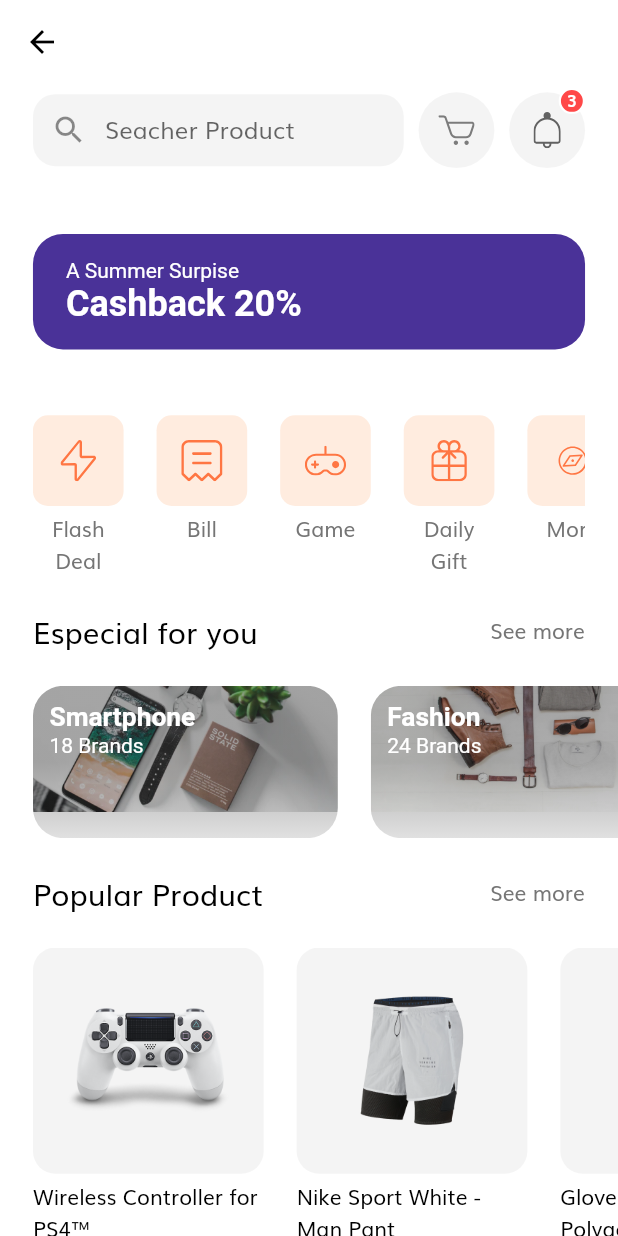
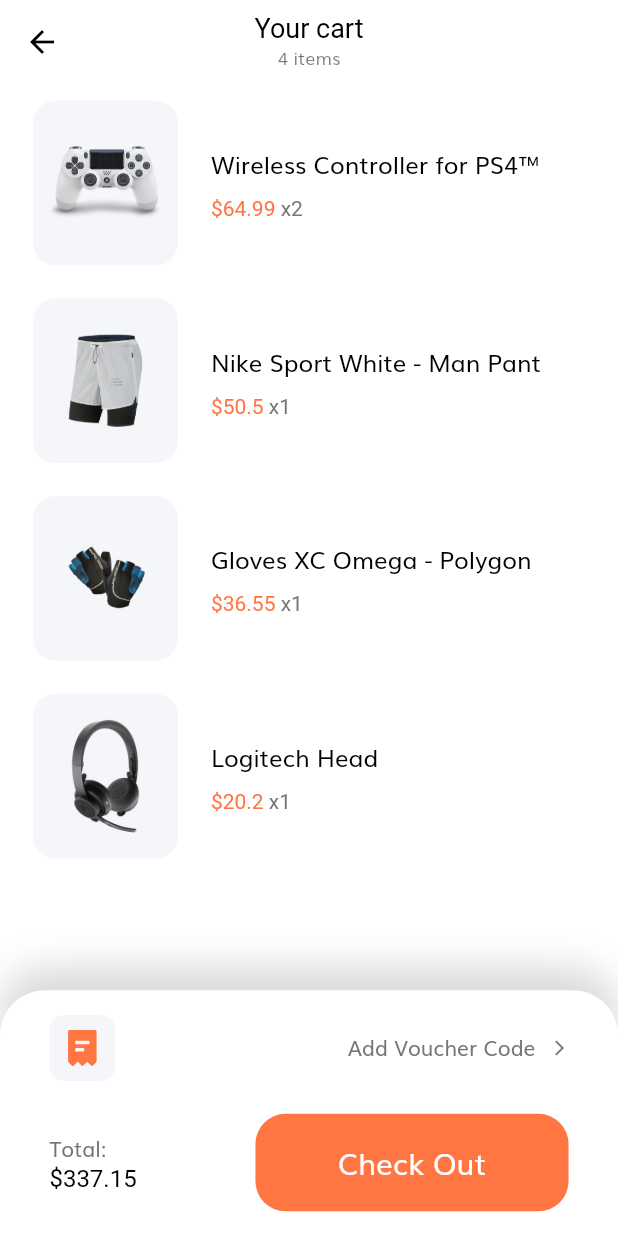
Before and after one commit to clebemachado/e-comerce-estudo, a Flutter app: the HomeScreen screen opened by its route, after a tap on an icon or button, on a phone screen of 412 x 824 dp. Run offline on Flutter 3.47's test engine with Material 2 defaults, Android fonts, the phone set to English and light mode, and no system bars; our stand-ins replace flutter_svg.

Commit message:
Finalizado app

```diff
--- a/lib/components/product_card.dart
+++ b/lib/components/product_card.dart
@@ -2,7 +2,7 @@ import 'package:flutter/material.dart';
 import 'package:flutter_svg/flutter_svg.dart';
 
 import '../constants.dart';
-import '../models/product_.dart';
+import '../models/Product_.dart';
 import '../size_config.dart';
 
 class ProductCard extends StatelessWidget {
--- a/lib/components/rounded_icon_button.dart
+++ b/lib/components/rounded_icon_button.dart
@@ -16,7 +16,7 @@ class RoundedIconButton extends StatelessWidget {
 
   @override
   Widget build(BuildContext context) {
-    return Container(
+    return SizedBox(
       height: getProportionateScreenWidth(40),
       width: getProportionateScreenWidth(40),
       child: TextButton(
--- /dev/null
+++ b/lib/models/Cart.dart
@@ -0,0 +1,18 @@
+import 'package:onboarding_screen/models/product_.dart';
+
+class Cart {
+  final Product product;
+  final int numOfItems;
+
+  Cart({
+    required this.product,
+    required this.numOfItems,
+  });
+}
+
+List<Cart> demoCarts = [
+  Cart(product: demoProducts[0], numOfItems: 2),
+  Cart(product: demoProducts[1], numOfItems: 1),
+  Cart(product: demoProducts[2], numOfItems: 1),
+  Cart(product: demoProducts[3], numOfItems: 1),
+];
--- a/lib/routs.dart
+++ b/lib/routs.dart
@@ -1,4 +1,5 @@
 import "package:flutter/widgets.dart";
+import 'package:onboarding_screen/screens/cart/cart_screen.dart';
 import 'package:onboarding_screen/screens/complete_profile/complete_profile_screen.dart';
 import 'package:onboarding_screen/screens/details/details_screen.dart';
 import 'package:onboarding_screen/screens/forgot_password/forgot_password.dart';
@@ -21,4 +22,5 @@ final Map<String, WidgetBuilder> routes = {
   OtpScreen.routeName: (context) => const OtpScreen(),
   HomeScreen.routeName: (context) => const HomeScreen(),
   DetailScreen.routeName: (context) => const DetailScreen(),
+  CartScreen.routeName: (context) => const CartScreen(),
 };
--- /dev/null
+++ b/lib/screens/cart/cart_screen.dart
@@ -0,0 +1,130 @@
+import 'package:flutter/material.dart';
+import 'package:flutter_svg/flutter_svg.dart';
+import 'package:onboarding_screen/components/default_button.dart';
+import 'package:onboarding_screen/constants.dart';
+import 'package:onboarding_screen/models/Cart.dart';
+import 'package:onboarding_screen/screens/cart/components/body.dart';
+import 'package:onboarding_screen/size_config.dart';
+
+class CartScreen extends StatefulWidget {
+  static String routeName = "/cart";
+
+  const CartScreen({Key? key}) : super(key: key);
+
+  @override
+  _CartScreenState createState() => _CartScreenState();
+}
+
+class _CartScreenState extends State<CartScreen> {
+  @override
+  Widget build(BuildContext context) {
+    return Scaffold(
+      appBar: buildAppBar(context),
+      body: const Body(),
+      bottomNavigationBar: const CheckOurCard(),
+    );
+  }
+
+  AppBar buildAppBar(BuildContext context) {
+    return AppBar(
+      title: Column(
+        children: [
+          const Text(
+            "Your cart",
+            style: TextStyle(color: Colors.black),
+          ),
+          Text(
+            "${demoCarts.length} items",
+            style: Theme.of(context).textTheme.caption,
+          )
+        ],
+      ),
+    );
+  }
+}
+
+class CheckOurCard extends StatelessWidget {
+  const CheckOurCard({
+    Key? key,
+  }) : super(key: key);
+
+  @override
+  Widget build(BuildContext context) {
+    return Container(
+      padding: EdgeInsets.symmetric(
+        vertical: getProportionateScreenWidth(15),
+        horizontal: getProportionateScreenWidth(30),
+      ),
+      //height: 174,
+      decoration: const BoxDecoration(
+        color: Colors.white,
+        borderRadius: BorderRadius.only(
+          topLeft: Radius.circular(30),
+          topRight: Radius.circular(30),
+        ),
+        boxShadow: [
+          BoxShadow(
+              offset: Offset(0, -15), blurRadius: 20, color: Color(0xffdadada)),
+        ],
+      ),
+      child: SafeArea(
+        child: Column(
+          mainAxisSize: MainAxisSize.min,
+          children: [
+            Row(
+              children: [
+                Container(
+                  padding: const EdgeInsets.all(10),
+                  width: getProportionateScreenWidth(40),
+                  height: getProportionateScreenWidth(40),
+                  decoration: BoxDecoration(
+                    color: const Color(0xFFF5F6F9),
+                    borderRadius: BorderRadius.circular(10),
+                  ),
+                  child: SvgPicture.asset("assets/icons/receipt.svg"),
+                ),
+                const Spacer(),
+                const Text("Add Voucher Code"),
+                const SizedBox(width: 10),
+                const Icon(
+                  Icons.arrow_forward_ios,
+                  size: 12,
+                  color: kTextColor,
+                ),
+              ],
+            ),
+            SizedBox(
+              height: getProportionateScreenWidth(20),
+            ),
+            Row(
+              mainAxisAlignment: MainAxisAlignment.spaceBetween,
+              children: [
+                const Text.rich(
+                  TextSpan(
+                    text: "Total: \n",
+                    children: [
+                      TextSpan(
+                        text: "\$337.15",
+                        style: TextStyle(
+                          fontSize: 16,
+                          color: Colors.black,
+                        ),
+                      )
+                    ],
+                  ),
+                ),
+                SizedBox(
+                  width: getProportionateScreenWidth(190),
+                  child: DefaultButton(
+                    text: "Check Out",
+                    press: () {},
+                  ),
+                )
+              ],
+            )
+          ],
+        ),
+      ),
+    );
+  }
+}
--- /dev/null
+++ b/lib/screens/cart/components/body.dart
@@ -0,0 +1,60 @@
+import 'package:flutter/material.dart';
+import 'package:flutter_svg/flutter_svg.dart';
+
+import 'package:onboarding_screen/models/Cart.dart';
+import 'package:onboarding_screen/size_config.dart';
+
+import 'cart_item_card.dart';
+
+class Body extends StatefulWidget {
+  const Body({Key? key}) : super(key: key);
+
+  @override
+  State<Body> createState() => _BodyState();
+}
+
+class _BodyState extends State<Body> {
+  @override
+  Widget build(BuildContext context) {
+    return ListView.builder(
+      itemCount: demoCarts.length,
+      itemBuilder: (context, index) {
+        return Padding(
+          padding: EdgeInsets.symmetric(
+            horizontal: getProportionateScreenWidth(20),
+          ),
+          child: Padding(
+            padding: EdgeInsets.symmetric(
+              vertical: getProportionateScreenWidth(10),
+            ),
+            child: Dismissible(
+              direction: DismissDirection.endToStart,
+              key: UniqueKey(),
+              background: Container(
+                padding: const EdgeInsets.symmetric(horizontal: 20),
+                decoration: BoxDecoration(
+                  color: const Color(0XFFFFE66E),
+                  borderRadius: BorderRadius.circular(15),
+                ),
+                child: Row(
+                  children: [
+                    const Spacer(),
+                    SvgPicture.asset("assets/icons/Trash.svg")
+                  ],
+                ),
+              ),
+              onDismissed: (direction) {
+                setState(() {
+                  demoCarts.removeAt(index);
+                });
+              },
+              child: CartItemCart(
+                cart: demoCarts[index],
+              ),
+            ),
+          ),
+        );
+      },
+    );
+  }
+}
--- /dev/null
+++ b/lib/screens/cart/components/cart_item_card.dart
@@ -0,0 +1,61 @@
+import 'package:flutter/material.dart';
+
+import '../../../constants.dart';
+import '../../../models/Cart.dart';
+import '../../../size_config.dart';
+
+class CartItemCart extends StatelessWidget {
+  const CartItemCart({
+    Key? key,
+    required this.cart,
+  }) : super(key: key);
+
+  final Cart cart;
+  @override
+  Widget build(BuildContext context) {
+    return Row(
+      children: [
+        SizedBox(
+          width: getProportionateScreenWidth(88),
+          child: AspectRatio(
+            aspectRatio: 0.88,
+            child: Container(
+              padding: const EdgeInsets.all(10),
+              decoration: BoxDecoration(
+                color: const Color(0xFFF5F6F9),
+                borderRadius: BorderRadius.circular(15),
+              ),
+              child: Image.asset(cart.product.images[0]),
+            ),
+          ),
+        ),
+        SizedBox(width: getProportionateScreenWidth(20)),
+        Column(
+          crossAxisAlignment: CrossAxisAlignment.start,
+          children: [
+            Text(
+              cart.product.title,
+              maxLines: 2,
+              style: const TextStyle(
+                fontSize: 16,
+                color: Colors.black,
+              ),
+            ),
+            const SizedBox(height: 10),
+            Text.rich(
+              TextSpan(
+                text: "\$${cart.product.price}",
+                style: const TextStyle(color: kPrimaryColor),
+                children: [
+                  TextSpan(
+                      text: " x${cart.numOfItems}",
+                      style: const TextStyle(color: kTextColor))
+                ],
+              ),
+            ),
+          ],
+        )
+      ],
+    );
+  }
+}
--- a/lib/screens/details/components/body.dart
+++ b/lib/screens/details/components/body.dart
@@ -2,13 +2,13 @@ import 'package:flutter/material.dart';
 import 'package:onboarding_screen/components/default_button.dart';
 
 import 'package:onboarding_screen/constants.dart';
-import 'package:onboarding_screen/models/product_.dart';
+import 'package:onboarding_screen/models/Product_.dart';
 import 'package:onboarding_screen/screens/details/components/colors_dots.dart';
 import 'package:onboarding_screen/screens/details/components/product_description.dart';
 import 'package:onboarding_screen/screens/details/components/product_image.dart';
 import 'package:onboarding_screen/size_config.dart';
 
-import 'top_roundedContainer.dart';
+import 'top_rounded_container.dart';
 
 class Body extends StatelessWidget {
   const Body({
--- a/lib/screens/details/components/colors_dots.dart
+++ b/lib/screens/details/components/colors_dots.dart
@@ -2,7 +2,7 @@ import 'package:flutter/material.dart';
 
 import '../../../components/rounded_icon_button.dart';
 import '../../../constants.dart';
-import '../../../models/product_.dart';
+import '../../../models/Product_.dart';
 import '../../../size_config.dart';
 
 class ColorsDots extends StatelessWidget {
--- a/lib/screens/details/components/product_description.dart
+++ b/lib/screens/details/components/product_description.dart
@@ -2,7 +2,7 @@ import 'package:flutter/material.dart';
 import 'package:flutter_svg/flutter_svg.dart';
 
 import '../../../constants.dart';
-import '../../../models/product_.dart';
+import '../../../models/Product_.dart';
 import '../../../size_config.dart';
 
 class ProductDescription extends StatelessWidget {
--- a/lib/screens/details/components/product_image.dart
+++ b/lib/screens/details/components/product_image.dart
@@ -1,7 +1,7 @@
 import 'package:flutter/material.dart';
 
 import '../../../constants.dart';
-import '../../../models/product_.dart';
+import '../../../models/Product_.dart';
 import '../../../size_config.dart';
 
 class ProductImages extends StatefulWidget {
--- a/lib/screens/details/details_screen.dart
+++ b/lib/screens/details/details_screen.dart
@@ -1,6 +1,6 @@
 import 'package:flutter/material.dart';
 
-import 'package:onboarding_screen/models/product_.dart';
+import 'package:onboarding_screen/models/Product_.dart';
 import 'package:onboarding_screen/screens/details/components/body.dart';
 import 'components/custom_app_bar.dart';
 import 'components/row_custom_appbar.dart';
--- a/lib/screens/home/components/home_header.dart
+++ b/lib/screens/home/components/home_header.dart
@@ -1,4 +1,5 @@
 import 'package:flutter/material.dart';
+import 'package:onboarding_screen/screens/cart/cart_screen.dart';
 import 'package:onboarding_screen/screens/home/components/icons_btn_with_count.dart';
 import 'package:onboarding_screen/screens/home/components/seach_field.dart';
 
@@ -18,7 +19,7 @@ class HomeHeader extends StatelessWidget {
           const SeacherField(),
           IconBtnWithCounter(
             svgSrc: "assets/icons/Cart Icon.svg",
-            press: () {},
+            press: () => Navigator.pushNamed(context, CartScreen.routeName),
           ),
           IconBtnWithCounter(
             svgSrc: "assets/icons/Bell.svg",
--- a/lib/screens/home/components/popular_products.dart
+++ b/lib/screens/home/components/popular_products.dart
@@ -3,7 +3,7 @@ import 'package:onboarding_screen/screens/details/details_screen.dart';
 import 'package:onboarding_screen/screens/home/components/section_title.dart';
 
 import '../../../components/product_card.dart';
-import '../../../models/product_.dart';
+import '../../../models/Product_.dart';
 import '../../../size_config.dart';
 
 class PopularProduct extends StatelessWidget {
```
Also changed, not shown: lib/screens/details/components/top_rounded_container.dart (renamed from lib/screens/details/components/top_roundedContainer.dart).
